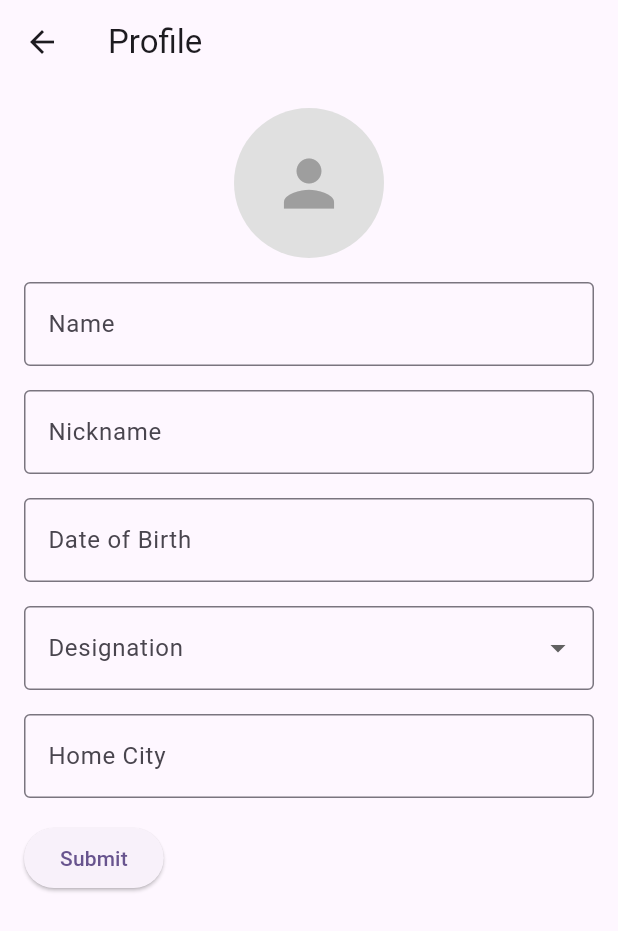
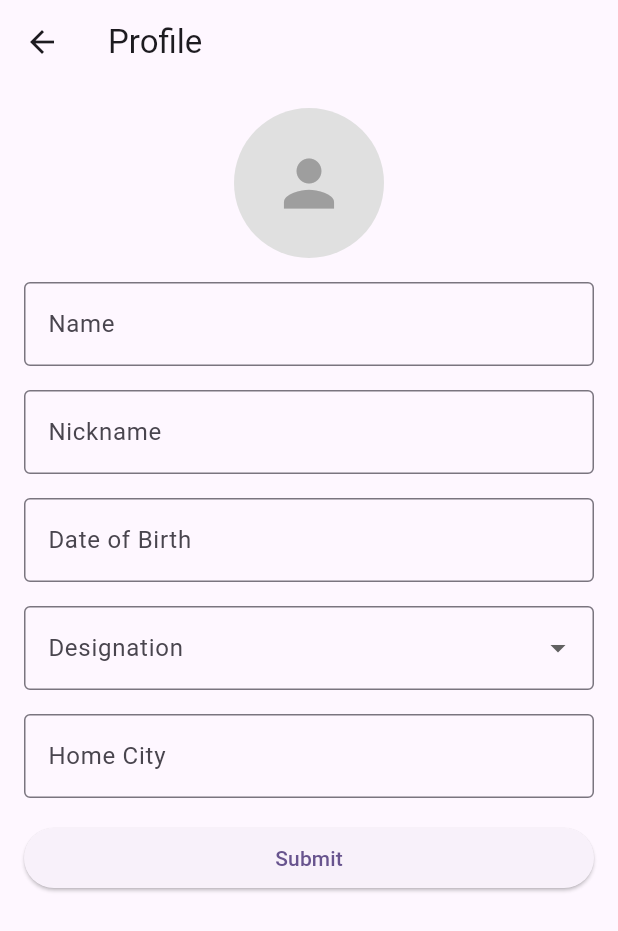
Before and after one commit to D15A-Jai-61/musixmatch_clone, a Flutter app: the SettingsPage screen opened directly, after a tap on "Profile", on a phone screen of 412 x 824 dp. Shown: the top 931 px of the screen. Run offline on Flutter 3.47's test engine with Material 3 defaults, Android fonts, the phone set to English and light mode, and no system bars; our stand-ins replace cloud_firestore, firebase_core, on_audio_query, permission_handler, webview_flutter; missing offline and left inert: pip, record; accounts and stored records are empty; network calls fail.

Commit message:
Changes made and reverted (without git)

```diff
--- a/lib/pages/profile_page.dart
+++ b/lib/pages/profile_page.dart
@@ -55,8 +55,11 @@ class _ProfilePageState extends State<ProfilePage> {
       ),
       body: SingleChildScrollView(
         padding: const EdgeInsets.all(16.0),
+        child: Center(
+          child: Container(
+            constraints: const BoxConstraints(maxWidth: 400),
             child: Column(
-          crossAxisAlignment: CrossAxisAlignment.start,
+              crossAxisAlignment: CrossAxisAlignment.center,
               children: [
                 // Image Placeholder
                 Center(
@@ -77,27 +80,35 @@ class _ProfilePageState extends State<ProfilePage> {
                 const SizedBox(height: 16),
 
                 // Name Field
-            TextField(
+                SizedBox(
+                  width: double.infinity,
+                  child: TextField(
                     controller: nameController,
                     decoration: const InputDecoration(
                       labelText: 'Name',
                       border: OutlineInputBorder(),
                     ),
                   ),
+                ),
                 const SizedBox(height: 16),
 
                 // Nickname Field
-            TextField(
+                SizedBox(
+                  width: double.infinity,
+                  child: TextField(
                     controller: nicknameController,
                     decoration: const InputDecoration(
                       labelText: 'Nickname',
                       border: OutlineInputBorder(),
                     ),
                   ),
+                ),
                 const SizedBox(height: 16),
 
                 // Date of Birth Field
-            TextField(
+                SizedBox(
+                  width: double.infinity,
+                  child: TextField(
                     controller: dobController,
                     decoration: const InputDecoration(
                       labelText: 'Date of Birth',
@@ -106,10 +117,13 @@ class _ProfilePageState extends State<ProfilePage> {
                     ),
                     keyboardType: TextInputType.datetime,
                   ),
+                ),
                 const SizedBox(height: 16),
 
                 // Designation Dropdown
-            DropdownButtonFormField<String>(
+                SizedBox(
+                  width: double.infinity,
+                  child: DropdownButtonFormField<String>(
                     value: designation,
                     decoration: const InputDecoration(
                       labelText: 'Designation',
@@ -130,24 +144,33 @@ class _ProfilePageState extends State<ProfilePage> {
                       });
                     },
                   ),
+                ),
                 const SizedBox(height: 16),
 
                 // Home City Field
-            TextField(
+                SizedBox(
+                  width: double.infinity,
+                  child: TextField(
                     controller: cityController,
                     decoration: const InputDecoration(
                       labelText: 'Home City',
                       border: OutlineInputBorder(),
                     ),
                   ),
+                ),
                 const SizedBox(height: 16),
 
                 // Submit Button
-            ElevatedButton(
+                SizedBox(
+                  width: double.infinity,
+                  child: ElevatedButton(
                     onPressed: submitForm,
                     child: const Text('Submit'),
                   ),
+                ),
               ],
+            ),
+          ),
         ),
       ),
     );
--- a/lib/pages/settings_page.dart
+++ b/lib/pages/settings_page.dart
@@ -1,5 +1,9 @@
 import 'package:flutter/material.dart';
 import 'profile_page.dart';
+import 'account_page.dart';
+import 'app_settings_page.dart';
+import 'about_me_page.dart';
+import 'support_me_page.dart';
 // import 'account_page.dart';
 // import 'app_settings_page.dart';
 // import 'about_me_page.dart';
@@ -27,14 +31,14 @@ class SettingsPage extends StatelessWidget {
                 mainAxisAlignment: MainAxisAlignment.center,
                 children: [
                   _buildButton(context, 'Profile', const ProfilePage()),
-                  // const SizedBox(height: 8),
-                  // _buildButton(context, 'Account', const AccountPage()),
-                  // const SizedBox(height: 8),
-                  // _buildButton(context, 'App Settings', const AppSettingsPage()),
-                  // const SizedBox(height: 8),
-                  // _buildButton(context, 'About Me', const AboutMePage()),
-                  // const SizedBox(height: 8),
-                  // _buildButton(context, 'Support Me', const SupportMePage()),
+                  const SizedBox(height: 8),
+                  _buildButton(context, 'Account', const AccountPage()),
+                  const SizedBox(height: 8),
+                  _buildButton(context, 'App Settings', const AppSettingsPage()),
+                  const SizedBox(height: 8),
+                  _buildButton(context, 'About Me', const AboutMePage()),
+                  const SizedBox(height: 8),
+                  _buildButton(context, 'Support Me', const SupportMePage()),
                 ],
               ),
             ),
```
Lines whose indentation alone changed are shown as unchanged.
